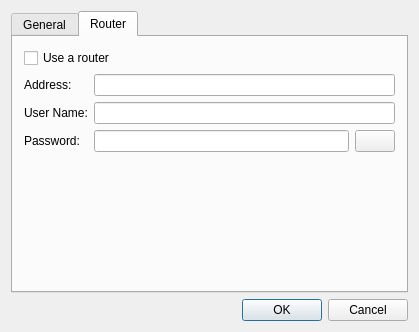
This is source/console/address_book_dialog.ui in dchapyshev/aspia as Qt 5 draws it before an edit. The edited form follows.
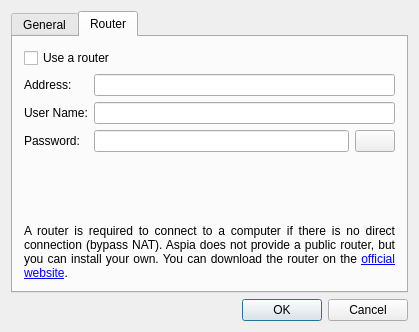
This is the edited form. The open tabs and pages were chosen to show the change. Icons and pictures are not drawn.

Commit message: Added router description.

What changed in the file:
```diff
--- a/source/console/address_book_dialog.ui
+++ b/source/console/address_book_dialog.ui
@@ -219,6 +219,22 @@
          </property>
         </spacer>
        </item>
+       <item>
+        <widget class="QLabel" name="label_2">
+         <property name="text">
+          <string>A router is required to connect to a computer if there is no direct connection (bypass NAT). Aspia does not provide a public router, but you can install your own. You can download the router on the &lt;a href=&quot;https://aspia.org&quot;&gt;official website&lt;/a&gt;.</string>
+         </property>
+         <property name="alignment">
+          <set>Qt::AlignJustify|Qt::AlignVCenter</set>
+         </property>
+         <property name="wordWrap">
+          <bool>true</bool>
+         </property>
+         <property name="openExternalLinks">
+          <bool>true</bool>
+         </property>
+        </widget>
+       </item>
       </layout>
      </widget>
     </widget>
```
Left out of the diff: 2 changed lines with no effect on the pictures. The commit also changes 65 other files.
